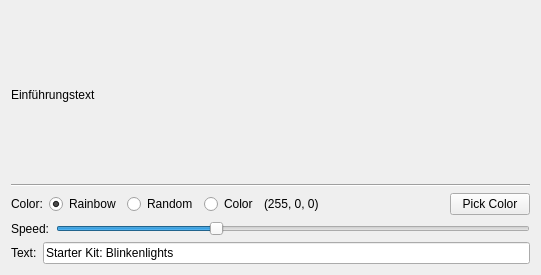
The window that demo/src/ui/text.ui (Tinkerforge/blinkenlights) describes before a commit, drawn with Qt 5.
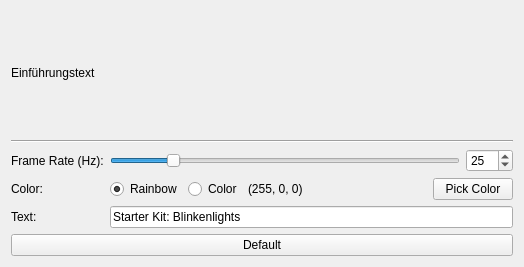
The same window after the commit.

The edit to the form file:
```diff
--- a/demo/src/ui/text.ui
+++ b/demo/src/ui/text.ui
@@ -6,18 +6,22 @@
    <rect>
     <x>0</x>
     <y>0</y>
-    <width>541</width>
-    <height>275</height>
+    <width>524</width>
+    <height>267</height>
    </rect>
   </property>
   <property name="windowTitle">
    <string>Form</string>
   </property>
-  <layout class="QHBoxLayout" name="horizontalLayout_2">
-   <item>
     <layout class="QVBoxLayout" name="verticalLayout">
      <item>
       <widget class="QLabel" name="label">
+     <property name="sizePolicy">
+      <sizepolicy hsizetype="Preferred" vsizetype="Preferred">
+       <horstretch>0</horstretch>
+       <verstretch>1</verstretch>
+      </sizepolicy>
+     </property>
        <property name="text">
         <string>Einführungstext</string>
        </property>
@@ -31,14 +35,55 @@
       </widget>
      </item>
      <item>
-      <layout class="QHBoxLayout" name="horizontalLayout_4">
-       <item>
+    <layout class="QGridLayout" name="gridLayout">
+     <item row="0" column="0">
+      <widget class="QLabel" name="label_2">
+       <property name="text">
+        <string>Frame Rate (Hz):</string>
+       </property>
+      </widget>
+     </item>
+     <item row="0" column="1">
+      <widget class="QSlider" name="slider_frame_rate">
+       <property name="minimum">
+        <number>10</number>
+       </property>
+       <property name="maximum">
+        <number>100</number>
+       </property>
+       <property name="value">
+        <number>25</number>
+       </property>
+       <property name="tracking">
+        <bool>true</bool>
+       </property>
+       <property name="orientation">
+        <enum>Qt::Horizontal</enum>
+       </property>
+      </widget>
+     </item>
+     <item row="0" column="2">
+      <widget class="QSpinBox" name="spinbox_frame_rate">
+       <property name="minimum">
+        <number>10</number>
+       </property>
+       <property name="maximum">
+        <number>100</number>
+       </property>
+       <property name="value">
+        <number>25</number>
+       </property>
+      </widget>
+     </item>
+     <item row="1" column="0">
         <widget class="QLabel" name="label_4">
          <property name="text">
           <string>Color:</string>
          </property>
         </widget>
        </item>
+     <item row="1" column="1" colspan="2">
+      <layout class="QHBoxLayout" name="horizontalLayout_2">
        <item>
         <widget class="QRadioButton" name="radio_rainbow">
          <property name="text">
@@ -49,13 +94,6 @@
          </property>
         </widget>
        </item>
-       <item>
-        <widget class="QRadioButton" name="radio_random">
-         <property name="text">
-          <string>Random</string>
-         </property>
-        </widget>
-       </item>
        <item>
         <widget class="QRadioButton" name="radio_color">
          <property name="text">
@@ -92,46 +130,14 @@
        </item>
       </layout>
      </item>
-     <item>
-      <layout class="QHBoxLayout" name="horizontalLayout_3">
-       <item>
-        <widget class="QLabel" name="label_2">
-         <property name="text">
-          <string>Speed:</string>
-         </property>
-        </widget>
-       </item>
-       <item>
-        <widget class="QSlider" name="slider_speed">
-         <property name="minimum">
-          <number>10</number>
-         </property>
-         <property name="maximum">
-          <number>100</number>
-         </property>
-         <property name="value">
-          <number>40</number>
-         </property>
-         <property name="tracking">
-          <bool>true</bool>
-         </property>
-         <property name="orientation">
-          <enum>Qt::Horizontal</enum>
-         </property>
-        </widget>
-       </item>
-      </layout>
-     </item>
-     <item>
-      <layout class="QHBoxLayout" name="horizontalLayout">
-       <item>
+     <item row="2" column="0">
         <widget class="QLabel" name="label_3">
          <property name="text">
           <string>Text:</string>
          </property>
         </widget>
        </item>
-       <item>
+     <item row="2" column="1" colspan="2">
         <widget class="QLineEdit" name="edit_text">
          <property name="text">
           <string>Starter Kit: Blinkenlights</string>
@@ -140,7 +146,12 @@
        </item>
       </layout>
      </item>
-    </layout>
+   <item>
+    <widget class="QPushButton" name="button_default">
+     <property name="text">
+      <string>Default</string>
+     </property>
+    </widget>
    </item>
   </layout>
  </widget>
```
Lines whose indentation alone changed are shown as unchanged.
